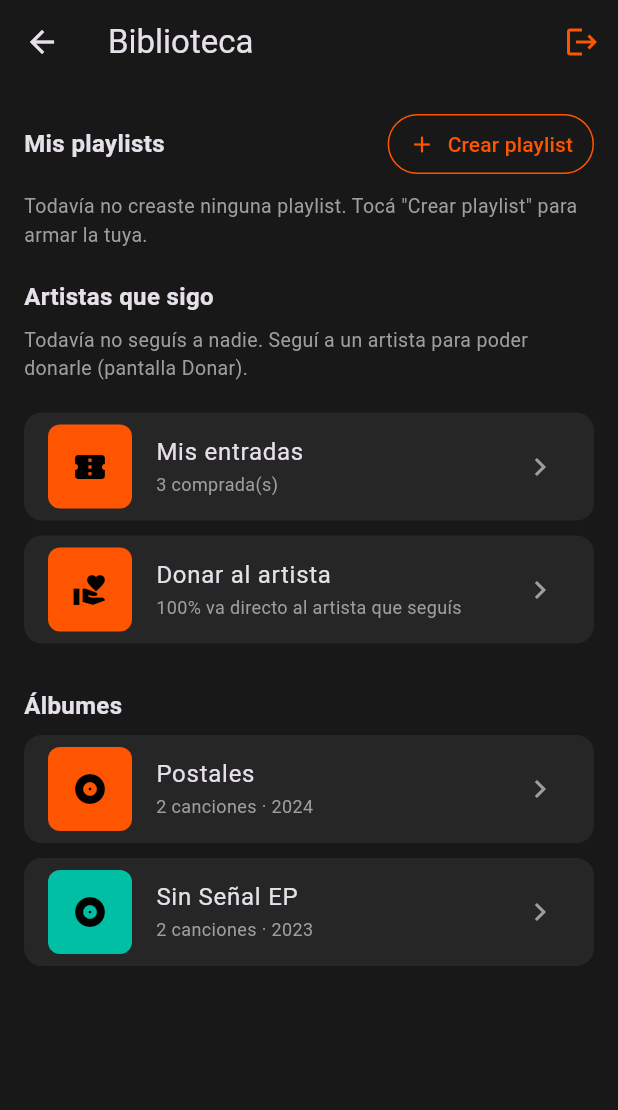
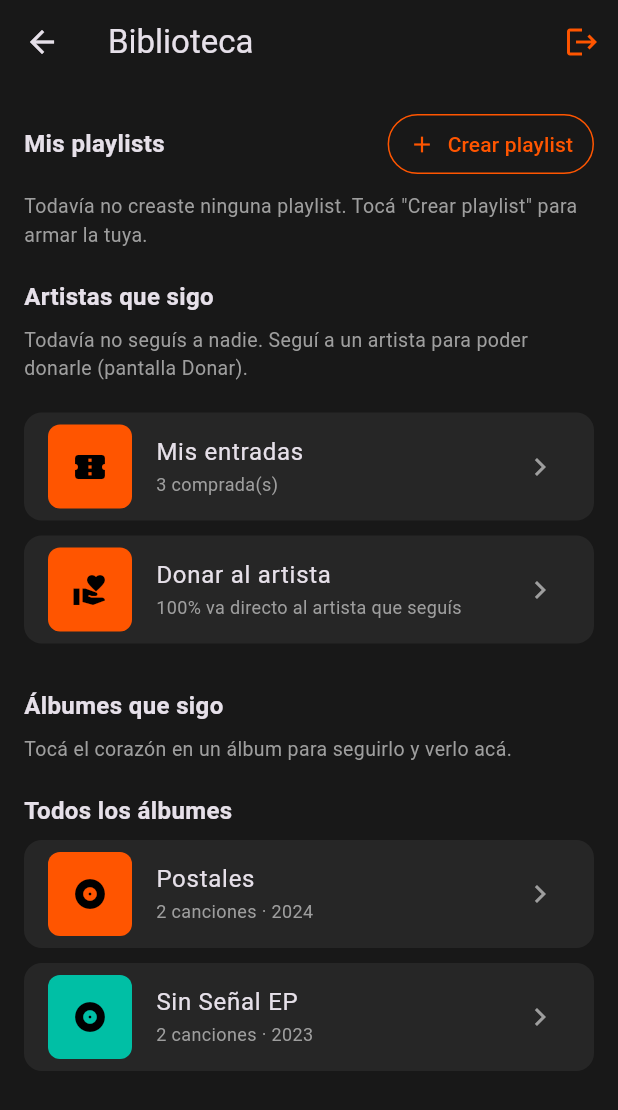
Before and after one commit to dtoconas78-web/Streamtunes, a Flutter app: the BibliotecaScreen screen opened directly, on a phone screen of 412 x 824 dp. Shown: the top 1110 px of the screen. Run offline on Flutter 3.47's test engine with Material 3 defaults, Android fonts, the phone set to English and light mode, and no system bars; accounts and stored records are empty.

Commit message:
feat: corazón para seguir álbumes (aparecen en Biblioteca solo al seguirlos) + álbumes se reproducen como cola

```diff
--- a/lib/data/datos_ejemplo.dart
+++ b/lib/data/datos_ejemplo.dart
@@ -60,12 +60,14 @@ final List<Cancion> canciones = [
 // Álbumes del artista (datos de ejemplo).
 final List<Album> albumes = [
   Album(
+    id: 'postales',
     titulo: 'Postales',
     anio: '2024',
     colorPortada: colorAcento.toARGB32(),
     cancionIds: ['luces-de-la-ciudad', 'otra-vuelta'],
   ),
   Album(
+    id: 'sin-senal-ep',
     titulo: 'Sin Señal EP',
     anio: '2023',
     colorPortada: colorVerificado.toARGB32(),
--- a/lib/models/album.dart
+++ b/lib/models/album.dart
@@ -3,12 +3,14 @@
 // "cancionIds" son los ids de sus canciones (más robusto que posiciones:
 // si el catálogo cambia de orden, el álbum sigue apuntando bien).
 class Album {
+  final String id;
   final String titulo;
   final String anio;
   final int colorPortada;
   final List<String> cancionIds;
 
   const Album({
+    required this.id,
     required this.titulo,
     required this.anio,
     required this.colorPortada,
--- a/lib/viewmodels/catalogo_viewmodel.dart
+++ b/lib/viewmodels/catalogo_viewmodel.dart
@@ -15,6 +15,7 @@ class CatalogoViewModel extends ChangeNotifier {
 
   final List<Cancion> canciones;
   final List<Album> albumes;
+  int _contadorAlbumes = 0;
 
   // Publica canciones nuevas (sueltas o como álbum) y notifica.
   void publicar({
@@ -25,8 +26,10 @@ class CatalogoViewModel extends ChangeNotifier {
   }) {
     canciones.addAll(nuevas);
     if (tituloAlbum != null) {
+      _contadorAlbumes++;
       albumes.add(
         Album(
+          id: 'album-publicado-$_contadorAlbumes',
           titulo: tituloAlbum,
           anio: anioAlbum ?? '',
           colorPortada: colorPortada.toARGB32(),
--- a/lib/views/screens/biblioteca_screen.dart
+++ b/lib/views/screens/biblioteca_screen.dart
@@ -194,7 +194,40 @@ class BibliotecaScreen extends StatelessWidget {
             ),
             const SizedBox(height: 20),
             const Text(
-              'Álbumes',
+              'Álbumes que sigo',
+              style: TextStyle(fontSize: 16, fontWeight: FontWeight.bold),
+            ),
+            const SizedBox(height: 8),
+            if (seguimientoViewModel.albumesSeguidos.isEmpty)
+              const Text(
+                'Tocá el corazón en un álbum para seguirlo y verlo acá.',
+                style: TextStyle(color: Colors.grey, fontSize: 13),
+              )
+            else
+              for (final album in seguimientoViewModel.albumesSeguidos)
+                Tarjeta(
+                  margin: const EdgeInsets.only(bottom: 8),
+                  child: ListTile(
+                    leading: PortadaCuadrada(
+                      color: colorDe(album.colorPortada),
+                      icono: Icons.album,
+                    ),
+                    title: Text(album.titulo),
+                    subtitle: Text(
+                      '${album.cancionIds.length} canciones · ${album.anio}',
+                      style: const TextStyle(color: Colors.grey, fontSize: 12),
+                    ),
+                    trailing: const Icon(
+                      Icons.favorite,
+                      color: colorAcento,
+                      size: 20,
+                    ),
+                    onTap: () => irA(context, Rutas.album, argumentos: album),
+                  ),
+                ),
+            const SizedBox(height: 20),
+            const Text(
+              'Todos los álbumes',
               style: TextStyle(fontSize: 16, fontWeight: FontWeight.bold),
             ),
             const SizedBox(height: 8),
```
Also changed, not shown: lib/viewmodels/seguimiento_viewmodel.dart (+24 -1 lines), lib/views/screens/album_screen.dart (+58 -14 lines), 1 other file.
